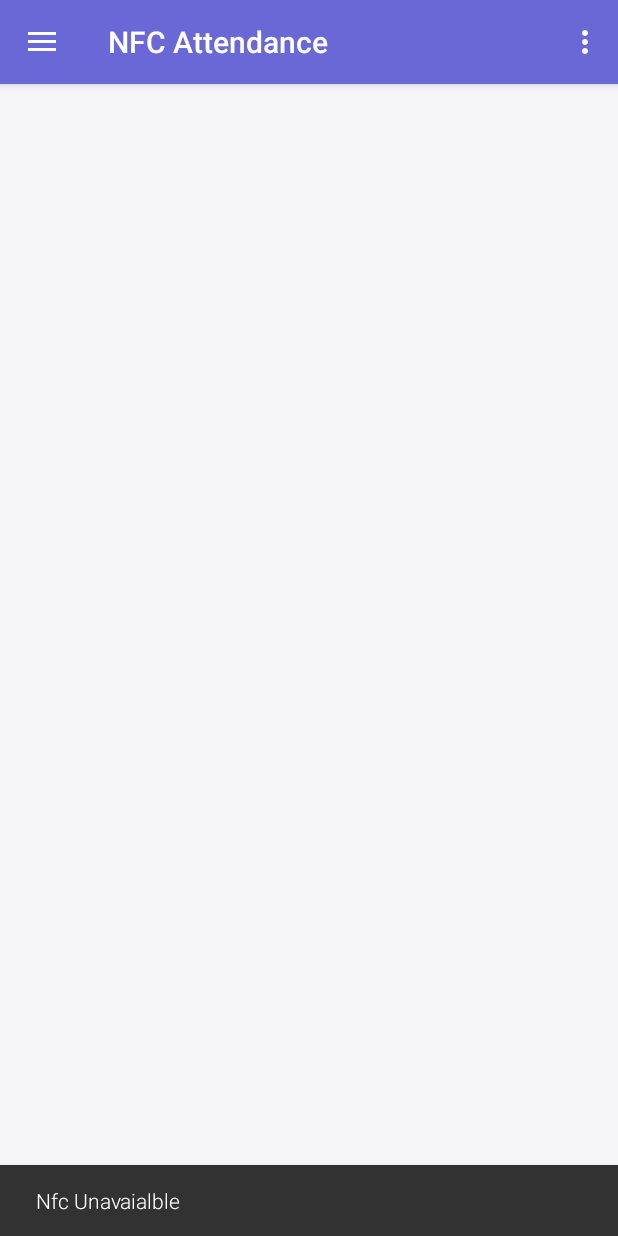
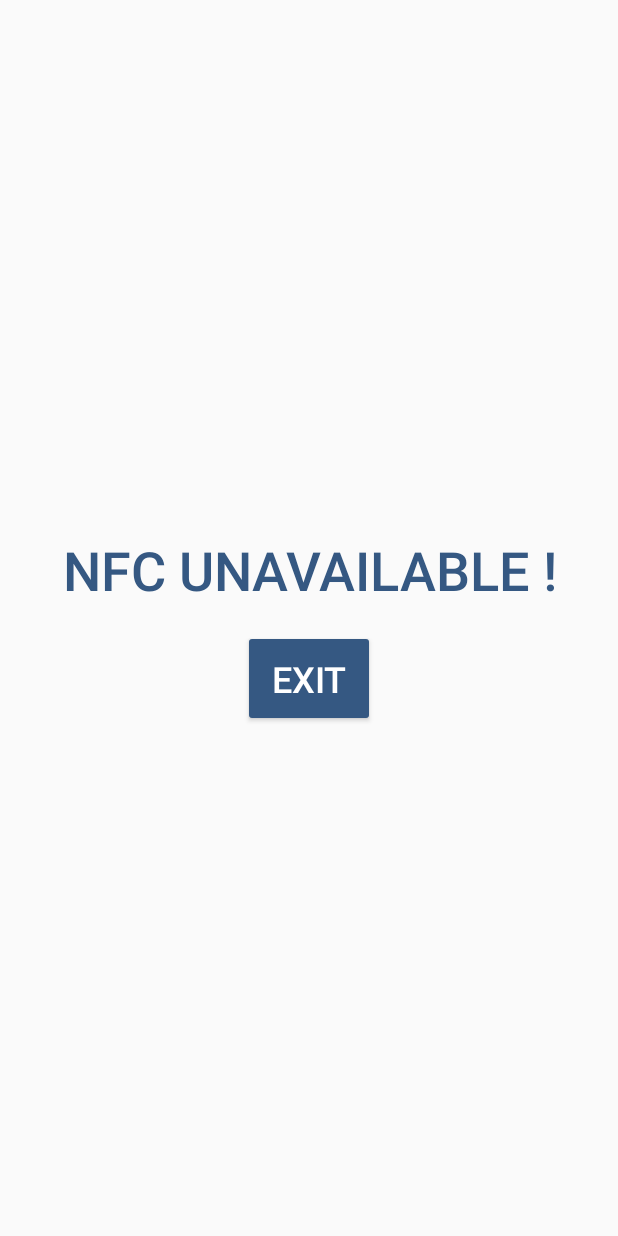
Before and after one commit to nsnikhil/NFCAttendance, an Android app: the screen it shows after launch (MainActivity before the commit, ErrorActivity after it), on a phone screen of 412 x 824 dp. Run offline under Robolectric (Android 15) with nearby library versions, the phone set to English and light mode, and no system bars; our stand-ins replace Volley; 2 statements that could not run were skipped.

Commit message:
done almost

```diff
--- a/app/build.gradle
+++ b/app/build.gradle
@@ -34,7 +34,6 @@ dependencies {
     compile 'com.amazonaws:aws-android-sdk-core:2.2.+'
     compile 'com.amazonaws:aws-android-sdk-s3:2.2.+'
     compile 'com.amazonaws:aws-android-sdk-ddb:2.2.+'
-    compile 'com.lapism:searchview:4.0'
     compile 'com.github.claudiodegio:MsvSearch:1.0.0'
     compile 'com.android.support.constraint:constraint-layout:1.0.0-alpha7'
     testCompile 'junit:junit:4.12'
--- /dev/null
+++ b/app/src/main/java/com/drivool/nrs/nfcattendance/ErrorActivity.java
@@ -0,0 +1,31 @@
+package com.drivool.nrs.nfcattendance;
+
+import android.os.Build;
+import android.support.v7.app.AppCompatActivity;
+import android.os.Bundle;
+import android.view.View;
+import android.widget.Button;
+
+public class ErrorActivity extends AppCompatActivity {
+
+    Button exit;
+
+    @Override
+    protected void onCreate(Bundle savedInstanceState) {
+        super.onCreate(savedInstanceState);
+        if (android.os.Build.VERSION.SDK_INT >= Build.VERSION_CODES.LOLLIPOP) {
+            setTheme(R.style.buttonColor);
+        }
+        setContentView(R.layout.activity_error);
+        exit = (Button)findViewById(R.id.errorExit);
+        if (android.os.Build.VERSION.SDK_INT >= Build.VERSION_CODES.LOLLIPOP) {
+            exit.setTextColor(getResources().getColor(R.color.white));
+        }
+        exit.setOnClickListener(new View.OnClickListener() {
+            @Override
+            public void onClick(View v) {
+                finish();
+            }
+        });
+    }
+}
--- a/app/src/main/java/com/drivool/nrs/nfcattendance/File/FileOperations.java
+++ b/app/src/main/java/com/drivool/nrs/nfcattendance/File/FileOperations.java
@@ -23,6 +23,7 @@ public class FileOperations {
     }
 
     public void saveImage(String fileName,Bitmap image){
+        if(image!=null) {
             File folder = mContext.getExternalCacheDir();
             File f = new File(folder, fileName);
             FileOutputStream fos = null;
@@ -42,3 +43,4 @@ public class FileOperations {
             }
         }
     }
+}
--- a/app/src/main/java/com/drivool/nrs/nfcattendance/MainActivity.java
+++ b/app/src/main/java/com/drivool/nrs/nfcattendance/MainActivity.java
@@ -67,7 +67,9 @@ public class MainActivity extends AppCompatActivity {
 
     private void checkFirst() {
         if (getContentResolver().query(TableNames.mContentUri, null, null, null, null).getCount() <= 0) {
-            startActivity(new Intent(MainActivity.this, DownloadActivity.class));
+            if(mNfcAdapter!=null){
+                startActivity(new Intent(MainActivity.this, DownloadActivity.class));
+            }
         }
     }
 
@@ -112,7 +114,8 @@ public class MainActivity extends AppCompatActivity {
     private void checkNfc() {
         mNfcAdapter = NfcAdapter.getDefaultAdapter(this);
         if (mNfcAdapter == null) {
-            Snackbar.make(mFragmentContainer, "Nfc Unavaialble", BaseTransientBottomBar.LENGTH_INDEFINITE).setActionTextColor(getResources().getColor(R.color.white)).show();
+            finish();
+            startActivity(new Intent(MainActivity.this,ErrorActivity.class));
         } else if (!mNfcAdapter.isEnabled()) {
             Snackbar.make(mFragmentContainer, "Nfc Disabled", BaseTransientBottomBar.LENGTH_INDEFINITE).setAction("Turn On", new View.OnClickListener() {
                 @Override
@@ -120,6 +123,7 @@ public class MainActivity extends AppCompatActivity {
                     startActivityForResult(new Intent(Settings.ACTION_NFC_SETTINGS), mNfcRequestCode);
                 }
             }).setActionTextColor(getResources().getColor(R.color.white)).show();
+
         }
         mPendingIntent = PendingIntent.getActivity(this, 0, new Intent(this, getClass()).addFlags(Intent.FLAG_ACTIVITY_SINGLE_TOP), 0);
     }
@@ -127,13 +131,17 @@ public class MainActivity extends AppCompatActivity {
     @Override
     protected void onResume() {
         super.onResume();
-        mNfcAdapter.enableForegroundDispatch(this, mPendingIntent, null, null);
+        if(mNfcAdapter!=null){
+            mNfcAdapter.enableForegroundDispatch(this, mPendingIntent, null, null);
+        }
     }
 
     @Override
     protected void onPause() {
         super.onPause();
-        mNfcAdapter.disableForegroundDispatch(this);
+        if(mNfcAdapter!=null){
+            mNfcAdapter.disableForegroundDispatch(this);
+        }
     }
 
     @Override
@@ -166,14 +174,7 @@ public class MainActivity extends AppCompatActivity {
         }
     }
 
-    private void test(String tagInfo) {
-        Uri u = Uri.withAppendedPath(TableNames.mContentUri,tagInfo);
-        Toast.makeText(getApplicationContext(), u.toString(), Toast.LENGTH_SHORT).show();
-        String[] tst = new String[]{u.toString().substring(u.toString().lastIndexOf('/')+1)};
-        Toast.makeText(getApplicationContext(), tst[0], Toast.LENGTH_SHORT).show();
-        Toast.makeText(getApplicationContext(), getContentResolver().query(u,null,null,null,null).getCount()+"", Toast.LENGTH_SHORT).show();
 
-    }
 
     private void addStudent(String tagInfo) {
         Cursor c = getContentResolver().query(Uri.withAppendedPath(TableNames.mContentUri, tagInfo), null, null, null, null);
--- a/app/src/main/java/com/drivool/nrs/nfcattendance/Netwrok/ImageDownload.java
+++ b/app/src/main/java/com/drivool/nrs/nfcattendance/Netwrok/ImageDownload.java
@@ -22,7 +22,6 @@ import java.net.URL;
 public class ImageDownload extends AsyncTask<String,Void,Void> {
 
     Context mContext;
-    private static final String mFolderName = "profilepic";
 
     public ImageDownload(Context context){
         mContext  = context;
@@ -37,7 +36,6 @@ public class ImageDownload extends AsyncTask<String,Void,Void> {
     @Override
     protected void onPostExecute(Void aVoid) {
         super.onPostExecute(aVoid);
-        Toast.makeText(mContext,"File Saved",Toast.LENGTH_SHORT).show();
     }
 
     private URL makeUrl(String URL){
--- /dev/null
+++ b/app/src/main/res/layout/activity_error.xml
@@ -0,0 +1,38 @@
+<?xml version="1.0" encoding="utf-8"?>
+<RelativeLayout xmlns:android="http://schemas.android.com/apk/res/android"
+    xmlns:app="http://schemas.android.com/apk/res-auto"
+    xmlns:tools="http://schemas.android.com/tools"
+   style="@style/matchParent"
+    tools:context="com.drivool.nrs.nfcattendance.ErrorActivity">
+
+    <LinearLayout
+       style="@style/wrapContent"
+        android:orientation="vertical"
+        android:layout_centerInParent="true">
+
+    <TextView
+        style="@style/wrapContent"
+        android:textSize="36sp"
+        android:padding="@dimen/sixteen"
+        android:text="nfc unavailable !"
+        android:gravity="center"
+        android:textColor="@color/colorAccent"
+        android:textAllCaps="true"
+        android:textStyle="bold"
+        android:fontFamily="sans-serif-light" />
+
+    <Button
+        android:layout_width="wrap_content"
+        android:text="EXIT"
+        android:id="@+id/errorExit"
+        android:padding="@dimen/sixteen"
+        android:layout_gravity="center"
+        android:textSize="24sp"
+        android:textColor="@color/colorAccent"
+        android:textAllCaps="true"
+        android:textStyle="bold"
+        android:fontFamily="sans-serif-light"
+        android:layout_height="wrap_content" />
+
+    </LinearLayout>
+</RelativeLayout>
--- a/app/src/main/res/menu/admin_menu.xml
+++ b/app/src/main/res/menu/admin_menu.xml
@@ -2,9 +2,9 @@
 <menu xmlns:android="http://schemas.android.com/apk/res/android"
     xmlns:app="http://schemas.android.com/apk/res-auto">
     <item
-        android:id="@+id/action_search"
+        android:id="@+id/menuAdminSearch"
         android:icon="@drawable/ic_search_white_48dp"
         android:orderInCategory="100"
-        android:title="Search student by name"
+        android:title="@string/abc_search_hint"
         app:showAsAction="always" />
 </menu>
--- a/app/src/main/res/values-v21/styles.xml
+++ b/app/src/main/res/values-v21/styles.xml
@@ -13,4 +13,9 @@
         <item name="android:windowDrawsSystemBarBackgrounds">true</item>
     </style>
 
+    <style name="buttonColor" parent="AppTheme">
+        <item name="android:colorButtonNormal">@color/colorAccent</item>
+    </style>
+
+
 </resources>
--- a/app/src/main/res/values/strings.xml
+++ b/app/src/main/res/values/strings.xml
@@ -15,6 +15,7 @@
 
     <!-- intentExtra-->
     <string name="intentExtraNfcId">intentExtraNfcId</string>
+    <string name="intentExtraSearchQuery">intentExtraSearchQuery</string>
     <!-- -->
 
     <!-- entityObject-->
```
Also changed, not shown: app/src/main/AndroidManifest.xml (+12 -6 lines), app/src/main/java/com/drivool/nrs/nfcattendance/Adapter/CursAdapter.java (+6 -12 lines), app/src/main/java/com/drivool/nrs/nfcattendance/AdminActivity.java (+57 -26 lines), app/src/main/java/com/drivool/nrs/nfcattendance/DownloadActivity.java (+8 -5 lines), app/src/main/java/com/drivool/nrs/nfcattendance/NewUserActivity.java (+16 -18 lines), app/src/main/java/com/drivool/nrs/nfcattendance/SearchActivity.java (added, +93 -0 lines), app/src/main/java/com/drivool/nrs/nfcattendance/data/TableProvider.java (+9 -0 lines), app/src/main/res/layout/activity_admin.xml (+4 -4 lines), app/src/main/res/layout/activity_search.xml (added, +25 -0 lines). Lines whose indentation alone changed are shown as unchanged.
